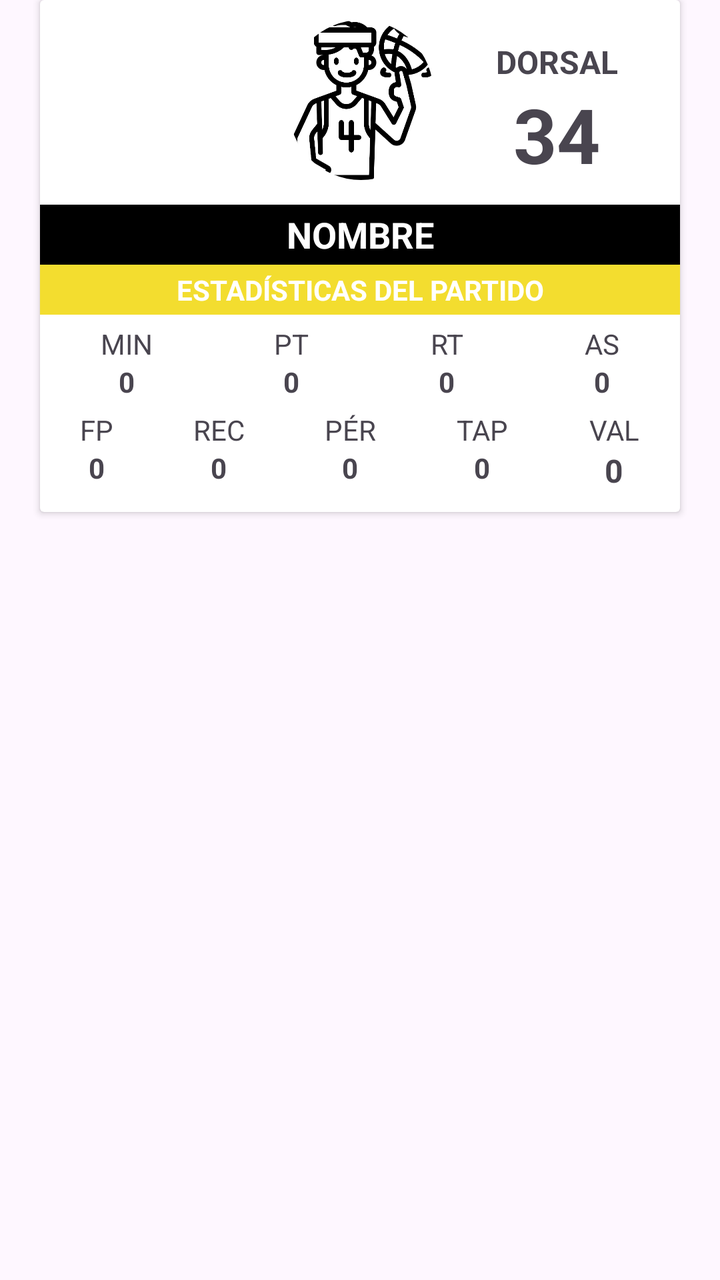
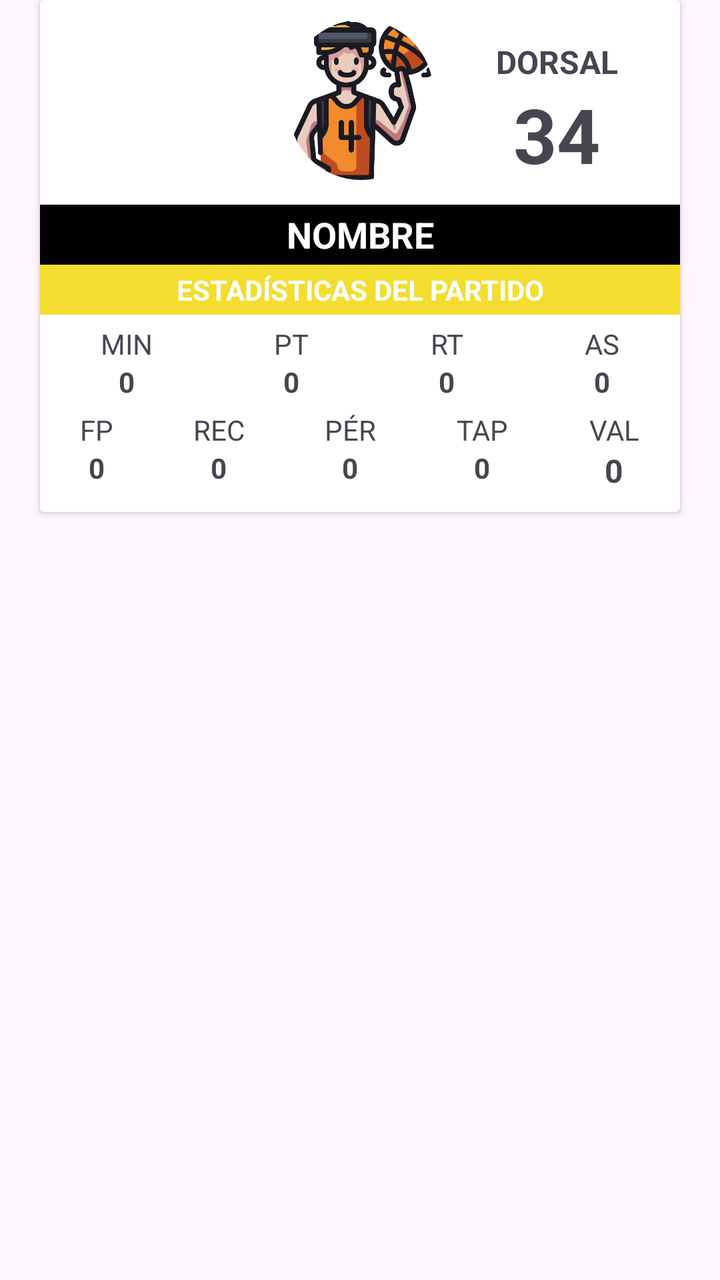

The first picture is an Android layout as it rendered before a commit; the second is the same layout after the commit. The layout source and the unified diff follow.
<!-- AndroidManifest.xml: application theme Theme.UBB_estadistica -->
<!-- res/layout/mvp_item.xml -->
<?xml version="1.0" encoding="utf-8"?>
<LinearLayout xmlns:android="http://schemas.android.com/apk/res/android"
    xmlns:app="http://schemas.android.com/apk/res-auto"
    android:layout_width="match_parent"
    android:layout_height="wrap_content"
    android:orientation="vertical">

    <androidx.cardview.widget.CardView
        android:layout_width="match_parent"
        android:layout_height="wrap_content"
        android:layout_marginLeft="20dp"
        android:layout_marginRight="20dp"
        android:layout_marginBottom="20dp">

        <LinearLayout
            android:layout_width="match_parent"
            android:layout_height="match_parent"
            android:layout_marginBottom="10dp"
            android:orientation="vertical">

            <LinearLayout
                android:layout_width="match_parent"
                android:layout_height="wrap_content"
                android:layout_marginTop="10dp"
                android:layout_marginBottom="10dp"
                android:orientation="horizontal">

                <Space
                    android:layout_width="wrap_content"
                    android:layout_height="wrap_content"
                    android:layout_weight="2" />

                <com.google.android.material.imageview.ShapeableImageView
                    android:id="@+id/imgMVPJugador"
                    android:layout_width="10dp"
                    android:layout_height="80dp"
                    android:layout_weight="1"
                    android:scaleType="centerCrop"
                    app:shapeAppearanceOverlay="@style/circular"
                    app:srcCompat="@drawable/jugador_blanco" />

                <LinearLayout
                    android:layout_width="wrap_content"
                    android:layout_height="wrap_content"
                    android:layout_weight="1"
                    android:orientation="vertical">

                    <TextView
                        android:id="@+id/textView35"
                        android:layout_width="match_parent"
                        android:layout_height="wrap_content"
                        android:layout_marginTop="10dp"
                        android:gravity="center"
                        android:text="DORSAL"
                        android:textSize="16sp"
                        android:textStyle="bold" />

                    <TextView
                        android:id="@+id/txtMVPDorsal"
                        android:layout_width="match_parent"
                        android:layout_height="wrap_content"
                        android:gravity="center"
                        android:text="34"
                        android:textSize="38sp"
                        android:textStyle="bold" />
                </LinearLayout>
            </LinearLayout>

            <TextView
                android:id="@+id/txtMVPNombre"
                android:layout_width="match_parent"
                android:layout_height="30dp"
                android:background="@color/black"
                android:gravity="center"
                android:text="NOMBRE"
                android:textColor="@color/white"
                android:textSize="18sp"
                android:textStyle="bold" />

            <TextView
                android:id="@+id/textView57"
                android:layout_width="match_parent"
                android:layout_height="25dp"
                android:background="@color/yellow_logo"
                android:gravity="center"
                android:text="ESTADÍSTICAS DEL PARTIDO"
                android:textColor="@color/white"
                android:textStyle="bold" />

            <LinearLayout
                android:layout_width="match_parent"
                android:layout_height="wrap_content"
                android:layout_marginTop="5dp"
                android:orientation="horizontal">

                <LinearLayout
                    android:layout_width="wrap_content"
                    android:layout_height="wrap_content"
                    android:layout_weight="1"
                    android:orientation="vertical">

                    <TextView
                        android:id="@+id/textView74"
                        android:layout_width="match_parent"
                        android:layout_height="wrap_content"
                        android:layout_weight="1"
                        android:gravity="center"
                        android:text="MIN" />

                    <TextView
                        android:id="@+id/txtMVPMinutos"
                        android:layout_width="match_parent"
                        android:layout_height="wrap_content"
                        android:layout_weight="1"
                        android:gravity="center"
                        android:text="0"
                        android:textStyle="bold" />
                </LinearLayout>

                <LinearLayout
                    android:layout_width="wrap_content"
                    android:layout_height="wrap_content"
                    android:layout_weight="1"
                    android:orientation="vertical">

                    <TextView
                        android:id="@+id/textView70"
                        android:layout_width="match_parent"
                        android:layout_height="wrap_content"
                        android:layout_weight="1"
                        android:gravity="center"
                        android:text="PT" />

                    <TextView
                        android:id="@+id/txtMVPPuntos"
                        android:layout_width="match_parent"
                        android:layout_height="wrap_content"
                        android:layout_weight="1"
                        android:gravity="center"
                        android:text="0"
                        android:textStyle="bold" />
                </LinearLayout>

                <LinearLayout
                    android:layout_width="wrap_content"
                    android:layout_height="wrap_content"
                    android:layout_weight="1"
                    android:orientation="vertical">

                    <TextView
                        android:id="@+id/textView58"
                        android:layout_width="match_parent"
                        android:layout_height="wrap_content"
                        android:gravity="center"
                        android:text="RT" />

                    <TextView
                        android:id="@+id/txtMVPRebotes"
                        android:layout_width="match_parent"
                        android:layout_height="wrap_content"
                        android:gravity="center"
                        android:text="0"
                        android:textStyle="bold" />
                </LinearLayout>

                <LinearLayout
                    android:layout_width="wrap_content"
                    android:layout_height="wrap_content"
                    android:layout_weight="1"
                    android:orientation="vertical">

                    <TextView
                        android:id="@+id/textView60"
                        android:layout_width="match_parent"
                        android:layout_height="wrap_content"
                        android:gravity="center"
                        android:text="AS" />

                    <TextView
                        android:id="@+id/txtMVPAsistencias"
                        android:layout_width="match_parent"
                        android:layout_height="wrap_content"
                        android:gravity="center"
                        android:text="0"
                        android:textStyle="bold" />
                </LinearLayout>

            </LinearLayout>

            <LinearLayout
                android:layout_width="match_parent"
                android:layout_height="wrap_content"
                android:layout_marginTop="5dp"
                android:orientation="horizontal">

                <LinearLayout
                    android:layout_width="wrap_content"
                    android:layout_height="wrap_content"
                    android:layout_weight="1"
                    android:orientation="vertical">

                    <TextView
                        android:id="@+id/textView62"
                        android:layout_width="match_parent"
                        android:layout_height="wrap_content"
                        android:gravity="center"
                        android:text="FP" />

                    <TextView
                        android:id="@+id/txtMVPFaltas"
                        android:layout_width="match_parent"
                        android:layout_height="wrap_content"
                        android:gravity="center"
                        android:text="0"
                        android:textStyle="bold" />
                </LinearLayout>

                <LinearLayout
                    android:layout_width="wrap_content"
                    android:layout_height="wrap_content"
                    android:layout_weight="1"
                    android:orientation="vertical">

                    <TextView
                        android:id="@+id/textView72"
                        android:layout_width="match_parent"
                        android:layout_height="wrap_content"
                        android:layout_weight="1"
                        android:gravity="center"
                        android:text="REC" />

                    <TextView
                        android:id="@+id/txtMVPRecuperaciones"
                        android:layout_width="match_parent"
                        android:layout_height="wrap_content"
                        android:layout_weight="1"
                        android:gravity="center"
                        android:text="0"
                        android:textStyle="bold" />
                </LinearLayout>

                <LinearLayout
                    android:layout_width="wrap_content"
                    android:layout_height="wrap_content"
                    android:layout_weight="1"
                    android:orientation="vertical">

                    <TextView
                        android:id="@+id/textView64"
                        android:layout_width="match_parent"
                        android:layout_height="wrap_content"
                        android:gravity="center"
                        android:text="PÉR" />

                    <TextView
                        android:id="@+id/txtMVPPerdidas"
                        android:layout_width="match_parent"
                        android:layout_height="wrap_content"
                        android:gravity="center"
                        android:text="0"
                        android:textStyle="bold" />
                </LinearLayout>

                <LinearLayout
                    android:layout_width="wrap_content"
                    android:layout_height="wrap_content"
                    android:layout_weight="1"
                    android:orientation="vertical">

                    <TextView
                        android:id="@+id/textView66"
                        android:layout_width="match_parent"
                        android:layout_height="wrap_content"
                        android:gravity="center"
                        android:text="TAP" />

                    <TextView
                        android:id="@+id/txtMVPTapones"
                        android:layout_width="match_parent"
                        android:layout_height="wrap_content"
                        android:gravity="center"
                        android:text="0"
                        android:textStyle="bold" />
                </LinearLayout>

                <LinearLayout
                    android:layout_width="wrap_content"
                    android:layout_height="wrap_content"
                    android:layout_weight="1"
                    android:orientation="vertical">

                    <TextView
                        android:id="@+id/textView68"
                        android:layout_width="match_parent"
                        android:layout_height="wrap_content"
                        android:gravity="center"
                        android:text="VAL" />

                    <TextView
                        android:id="@+id/txtMVPValoracion"
                        android:layout_width="match_parent"
                        android:layout_height="wrap_content"
                        android:gravity="center"
                        android:text="0"
                        android:textSize="16sp"
                        android:textStyle="bold" />
                </LinearLayout>
            </LinearLayout>

        </LinearLayout>
    </androidx.cardview.widget.CardView>
</LinearLayout>
<!-- resources referenced by this layout -->
<resources>
  <color name="black">#FF000000</color>
  <color name="white">#FFFFFFFF</color>
  <color name="yellow_logo">#F3DD2F</color>
  <!-- drawable jugador_blanco: png bitmap (drawable, 42783 bytes) -->
  <style name="circular">
          <item name="cornerSize">50%</item>
      </style>
  <style name="Theme.UBB_estadistica" parent="Theme.MaterialComponents.DayNight.DarkActionBar">
          
          <item name="colorPrimary">@color/yellow_logo_500</item>
          <item name="colorPrimaryDark">@color/yellow_logo_700</item>
          <item name="colorAccent">@color/yellow_logo</item>
  
          <item name="colorPrimaryVariant">@color/yellow_logo_700</item>
          <item name="colorOnPrimary">@color/white</item>
          
          <item name="colorSecondary">@color/teal_200</item>
          <item name="colorSecondaryVariant">@color/teal_700</item>
          <item name="colorOnSecondary">@color/black</item>
          
          <item name="android:statusBarColor">@color/yellow_logo_700</item>
          
      </style>
  <color name="yellow_logo_500">#FFEB3B</color>
  <color name="yellow_logo_700">#FBC02D</color>
  <color name="teal_200">#FF03DAC5</color>
  <color name="teal_700">#FF018786</color>
</resources>

<!-- the commit's change to res/layout/mvp_item.xml (unified diff, before → after) -->
@@ -37,7 +37,7 @@
                     android:layout_weight="1"
                     android:scaleType="centerCrop"
                     app:shapeAppearanceOverlay="@style/circular"
-                    app:srcCompat="@drawable/jugador_blanco" />
+                    app:srcCompat="@drawable/jugador_de_baloncesto" />
 
                 <LinearLayout
                     android:layout_width="wrap_content"
<!-- resource entries referenced after the edit -->
@@ -3,7 +3,7 @@
   <color name="black">#FF000000</color>
   <color name="white">#FFFFFFFF</color>
   <color name="yellow_logo">#F3DD2F</color>
-  <!-- drawable jugador_blanco: png bitmap (drawable, 42783 bytes) -->
+  <!-- drawable jugador_de_baloncesto: png bitmap (drawable, 51891 bytes) -->
   <style name="circular">
           <item name="cornerSize">50%</item>
       </style>
